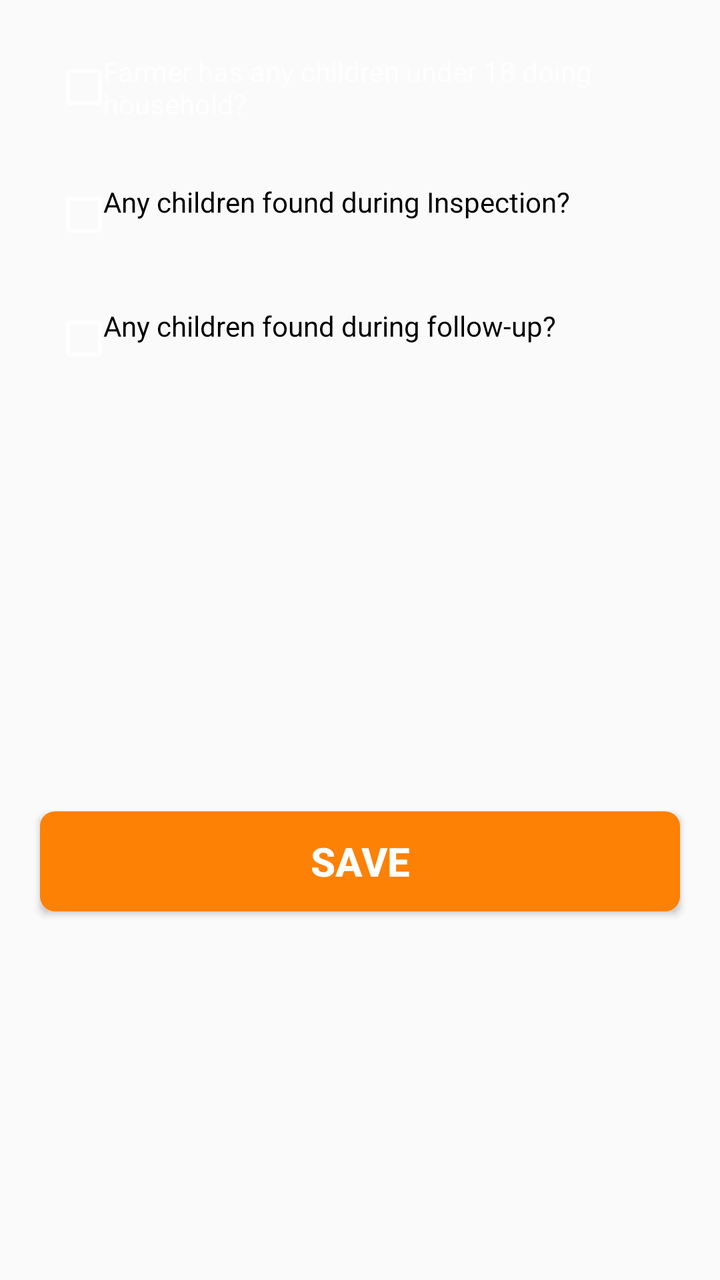
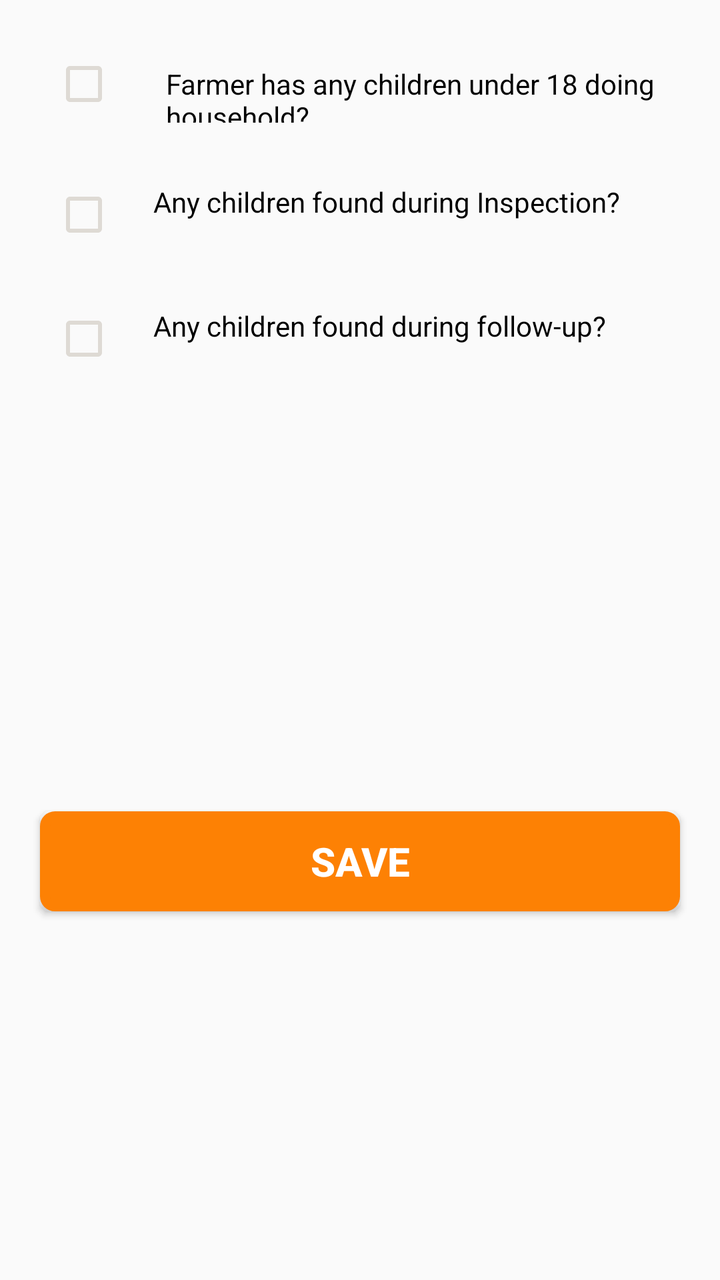

Compare the two renders of this Android layout. The source of the first and the diff that turns it into the second are given below.
<!-- AndroidManifest.xml: activity theme Theme.AppCompat -->
<!-- res/layout/activity_child_visit_detail.xml -->
<?xml version="1.0" encoding="utf-8"?>
<LinearLayout xmlns:android="http://schemas.android.com/apk/res/android"
    android:layout_width="match_parent"
    android:layout_height="match_parent"
    android:background="@color/clmrs_bg"
    android:orientation="vertical">

    <LinearLayout
        android:layout_width="match_parent"
        android:layout_height="wrap_content"
        android:layout_margin="@dimen/activity_horizontal_margin"
        android:background="@color/clmrs_bg"
        android:orientation="vertical">

        <LinearLayout
            android:layout_width="match_parent"
            android:layout_height="wrap_content"
            android:background="@color/clmrs_bg"
            android:layout_marginLeft="10dp"
            android:layout_marginRight="10dp"
            android:layout_marginBottom="20dp"
            android:layout_marginTop="10dp"
            android:weightSum="5">

            <android.support.v7.widget.AppCompatCheckBox
                android:id="@+id/householdCheckBox"
                android:layout_width="wrap_content"
                android:layout_height="wrap_content"
                android:layout_gravity="center"
                android:layout_weight="1"
                android:textColor="@android:color/black"
                android:gravity="center" />

            <TextView
                android:layout_width="match_parent"
                android:layout_height="wrap_content"
                android:layout_weight="4"
                android:gravity="center_vertical"
                android:text="@string/household_question" />

        </LinearLayout>

        <LinearLayout
            android:layout_width="match_parent"
            android:layout_height="wrap_content"
            android:background="@color/clmrs_bg"
            android:layout_marginLeft="10dp"
            android:layout_marginRight="10dp"
            android:layout_marginBottom="20dp"
            android:layout_marginTop="10dp"
            android:weightSum="5">

            <android.support.v7.widget.AppCompatCheckBox
                android:id="@+id/inspectionCheckBox"
                android:layout_width="wrap_content"
                android:layout_height="wrap_content"
                android:layout_gravity="center"
                android:layout_weight="1"
                android:gravity="center" />

            <TextView
                android:layout_width="match_parent"
                android:layout_height="wrap_content"
                android:layout_weight="4"
                android:gravity="center_vertical"
                android:textColor="@android:color/black"
                android:text="@string/inspection_question" />

        </LinearLayout>


        <LinearLayout
            android:layout_width="match_parent"
            android:layout_height="wrap_content"
            android:background="@color/clmrs_bg"
            android:layout_marginLeft="10dp"
            android:layout_marginRight="10dp"
            android:layout_marginBottom="20dp"
            android:layout_marginTop="10dp"
            android:weightSum="5">

            <android.support.v7.widget.AppCompatCheckBox
                android:id="@+id/followupCheckBox"
                android:layout_width="wrap_content"
                android:layout_height="wrap_content"
                android:layout_gravity="center"
                android:layout_weight="1"

                android:gravity="center" />

            <TextView
                android:layout_width="match_parent"
                android:layout_height="wrap_content"
                android:layout_weight="4"
                android:gravity="center_vertical"
                android:textColor="@android:color/black"
                android:text="@string/followup_question" />

        </LinearLayout>

    </LinearLayout>

    <LinearLayout
        android:layout_width="match_parent"
        android:layout_height="match_parent"
        android:background="@color/clmrs_bg"
        android:gravity="center">



        <android.support.v7.widget.AppCompatButton
            android:id="@+id/saveVisitDetailButton"
            android:layout_width="match_parent"
            android:layout_height="50dp"
            android:layout_gravity="center"
            android:layout_margin="20dp"
            android:background="@drawable/border_yellow_background"
            android:gravity="center"
            android:text="@string/Save"
            android:textColor="@color/ofis_base_font_white"
            android:textSize="20dp"
            android:textStyle="bold" />
    </LinearLayout>
</LinearLayout>
<!-- resources referenced by this layout -->
<resources>
  <color name="clmrs_bg">#FAFAFA</color>
  <color name="ofis_base_font_white">#ffffff</color>
  <dimen name="activity_horizontal_margin">16dp</dimen>
  <!-- drawable border_yellow_background (drawable) -->
  <?xml version="1.0" encoding="utf-8"?>
  <shape xmlns:android="http://schemas.android.com/apk/res/android" android:shape="rectangle">
      <solid android:color="@color/clmrs_yellow" />
      <stroke
          android:width="5dip"
          android:color="@color/clmrs_yellow" />
      <corners
          android:radius="5dp" />
  </shape>
  <string name="Save">Save</string>
  <string name="followup_question">Any children found during follow-up?</string>
  <string name="household_question">Farmer has any children under 18 doing household?</string>
  <string name="inspection_question">Any children found during Inspection?</string>
  <color name="clmrs_yellow">#FD8104</color>
</resources>

<!-- the commit's change to res/layout/activity_child_visit_detail.xml (unified diff, before → after) -->
@@ -1,5 +1,6 @@
 <?xml version="1.0" encoding="utf-8"?>
 <LinearLayout xmlns:android="http://schemas.android.com/apk/res/android"
+    xmlns:tools="http://schemas.android.com/tools"
     android:layout_width="match_parent"
     android:layout_height="match_parent"
     android:background="@color/clmrs_bg"
@@ -16,26 +17,24 @@
             android:layout_width="match_parent"
             android:layout_height="wrap_content"
             android:background="@color/clmrs_bg"
+            android:orientation="horizontal"
             android:layout_marginLeft="10dp"
             android:layout_marginRight="10dp"
             android:layout_marginBottom="20dp"
-            android:layout_marginTop="10dp"
-            android:weightSum="5">
+            android:layout_marginTop="10dp">
 
             <android.support.v7.widget.AppCompatCheckBox
                 android:id="@+id/householdCheckBox"
                 android:layout_width="wrap_content"
                 android:layout_height="wrap_content"
-                android:layout_gravity="center"
-                android:layout_weight="1"
-                android:textColor="@android:color/black"
-                android:gravity="center" />
+                android:buttonTint="@color/clmrs_bg_gray"
+                android:textColor="@android:color/black" />
 
             <TextView
                 android:layout_width="match_parent"
                 android:layout_height="wrap_content"
-                android:layout_weight="4"
-                android:gravity="center_vertical"
+                android:paddingLeft="25dp"
+                android:textColor="@android:color/black"
                 android:text="@string/household_question" />
 
         </LinearLayout>
@@ -56,6 +55,7 @@
                 android:layout_height="wrap_content"
                 android:layout_gravity="center"
                 android:layout_weight="1"
+                android:buttonTint="@color/clmrs_bg_gray"
                 android:gravity="center" />
 
             <TextView
@@ -64,6 +64,7 @@
                 android:layout_weight="4"
                 android:gravity="center_vertical"
                 android:textColor="@android:color/black"
+                android:paddingLeft="25dp"
                 android:text="@string/inspection_question" />
 
         </LinearLayout>
@@ -85,7 +86,7 @@
                 android:layout_height="wrap_content"
                 android:layout_gravity="center"
                 android:layout_weight="1"
-
+                android:buttonTint="@color/clmrs_bg_gray"
                 android:gravity="center" />
 
             <TextView
@@ -93,6 +94,7 @@
                 android:layout_height="wrap_content"
                 android:layout_weight="4"
                 android:gravity="center_vertical"
+                android:paddingLeft="25dp"
                 android:textColor="@android:color/black"
                 android:text="@string/followup_question" />
 
<!-- resource entries referenced after the edit -->
@@ -1,6 +1,7 @@
 <!-- resources referenced by this layout -->
 <resources>
   <color name="clmrs_bg">#FAFAFA</color>
+  <color name="clmrs_bg_gray">#DEDAD4</color>
   <color name="ofis_base_font_white">#ffffff</color>
   <dimen name="activity_horizontal_margin">16dp</dimen>
   <!-- drawable border_yellow_background (drawable) -->
